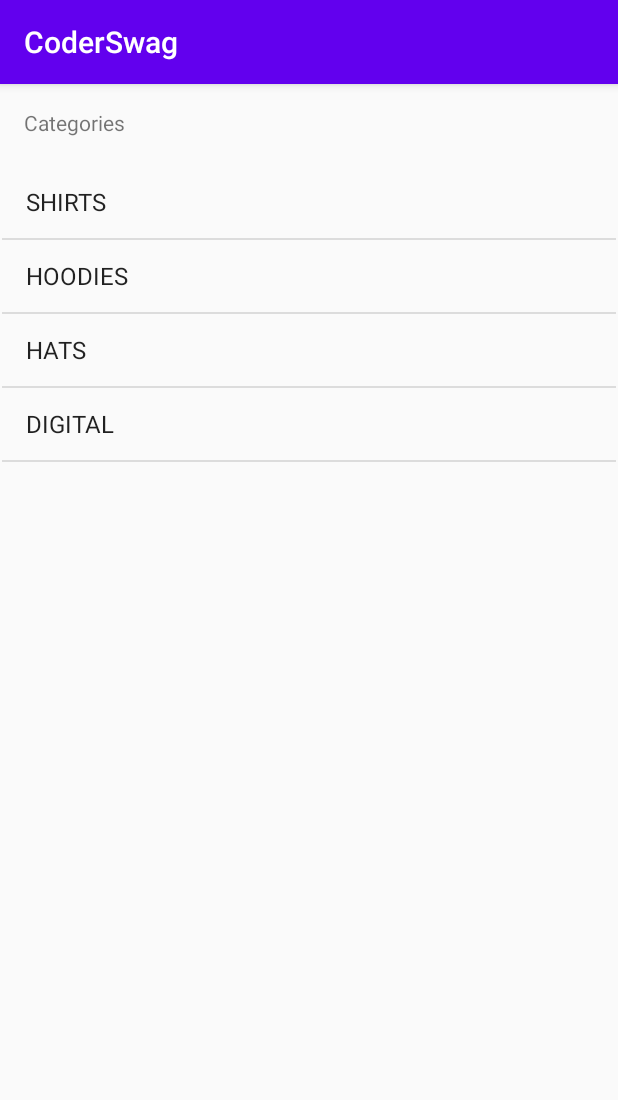
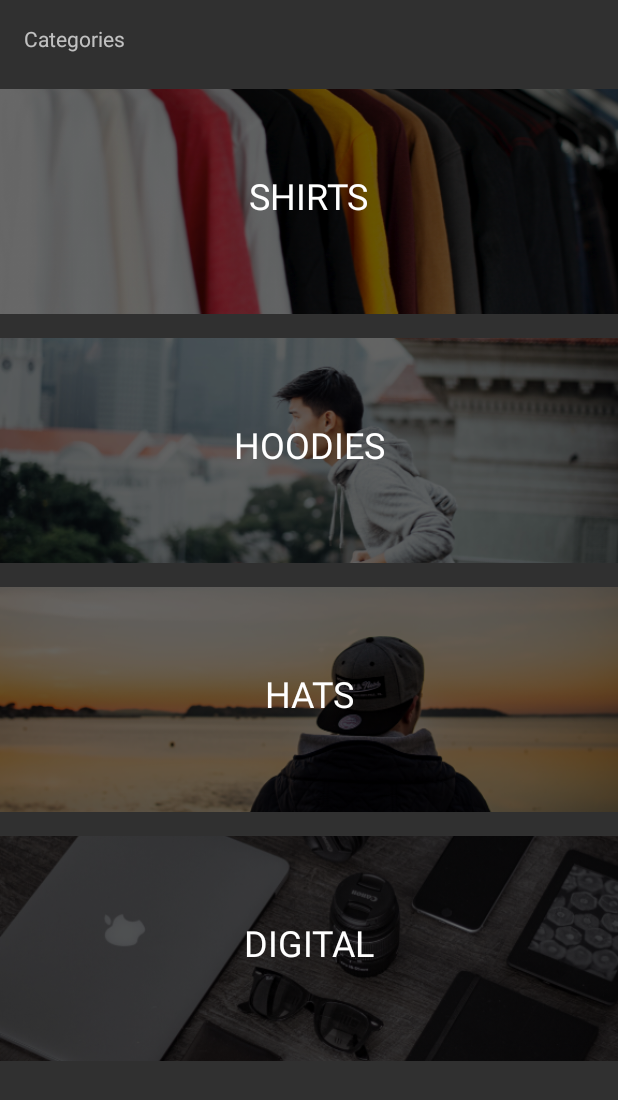
Before and after one commit to vrudik945/CoderSwag, an Android app: the screen it shows after launch (MainActivity), on a phone screen of 412 x 824 dp. Shown: the top 1100 px of the screen. Run offline under Robolectric (Android 15) with nearby library versions, the phone set to English and light mode, and no system bars.

Commit message:
Third lesson

```diff
--- /dev/null
+++ b/app/src/main/java/com/v_rudik/coderswag/Adapters/CategoryAdapter.kt
@@ -0,0 +1,51 @@
+package com.v_rudik.coderswag.Adapters
+
+import android.content.Context
+import android.view.LayoutInflater
+import android.view.View
+import android.view.ViewGroup
+import android.widget.BaseAdapter
+import android.widget.ImageView
+import android.widget.TextView
+import com.v_rudik.coderswag.Model.Category
+import com.v_rudik.coderswag.R
+
+class CategoryAdapter(context: Context, categories: List<Category>):  BaseAdapter() {
+
+    val context = context
+    val categories = categories
+
+    override fun getView(position: Int, convertView: View?, parent: ViewGroup?): View {
+
+        val categoryView: View
+
+        categoryView = LayoutInflater.from(context).inflate(R.layout.category_list_item, null)
+        val categoryImage: ImageView = categoryView.findViewById(R.id.categoryImage)
+        val categoryName: TextView = categoryView.findViewById(R.id.categoryName)
+
+        val categorie = categories[position]
+
+        val resourceId = context.resources.getIdentifier(categorie.image, "drawable",context.packageName)
+        categoryImage.setImageResource(resourceId)
+
+        categoryName.text = categorie.title
+
+
+        return categoryView
+    }
+
+    override fun getCount(): Int {
+        return categories.count()
+    }
+
+    override fun getItem(position: Int): Any {
+        return categories[position]
+    }
+
+    override fun getItemId(position: Int): Long {
+        return 0
+    }
+
+
+
+}
--- a/app/src/main/java/com/v_rudik/coderswag/Controller/MainActivity.kt
+++ b/app/src/main/java/com/v_rudik/coderswag/Controller/MainActivity.kt
@@ -2,23 +2,20 @@ package com.v_rudik.coderswag.Controller
 
 import androidx.appcompat.app.AppCompatActivity
 import android.os.Bundle
-import android.widget.ArrayAdapter
-import com.v_rudik.coderswag.Model.Category
+import com.v_rudik.coderswag.Adapters.CategoryAdapter
 import com.v_rudik.coderswag.R
 import com.v_rudik.coderswag.Services.DataService
 import kotlinx.android.synthetic.main.activity_main.*
 
 class MainActivity : AppCompatActivity() {
 
-    lateinit var adapter: ArrayAdapter<Category>
+    lateinit var adapter: CategoryAdapter
 
     override fun onCreate(savedInstanceState: Bundle?) {
         super.onCreate(savedInstanceState)
         setContentView(R.layout.activity_main)
 
-        adapter = ArrayAdapter(this,
-        android.R.layout.simple_list_item_1,
-        DataService.categories)
+        adapter = CategoryAdapter(this,DataService.categories)
 
         categoryListView.adapter = adapter
     }
--- a/app/src/main/res/layout/activity_main.xml
+++ b/app/src/main/res/layout/activity_main.xml
@@ -18,17 +18,13 @@
 
     <ListView
         android:id="@+id/categoryListView"
-        android:layout_width="409dp"
-        android:layout_height="694dp"
-        android:layout_marginStart="8dp"
-        android:layout_marginLeft="8dp"
-        android:layout_marginTop="8dp"
-        android:layout_marginEnd="8dp"
-        android:layout_marginRight="8dp"
-        android:layout_marginBottom="8dp"
+        android:layout_width="0dp"
+        android:layout_height="0dp"
+        android:layout_marginTop="16dp"
         app:layout_constraintBottom_toBottomOf="parent"
         app:layout_constraintEnd_toEndOf="parent"
         app:layout_constraintStart_toStartOf="parent"
-        app:layout_constraintTop_toBottomOf="@+id/textView" />
+        app:layout_constraintTop_toBottomOf="@+id/textView"
+        android:divider="@null"/>
 
 </androidx.constraintlayout.widget.ConstraintLayout>
--- a/app/src/main/res/layout/category_list_item.xml
+++ b/app/src/main/res/layout/category_list_item.xml
@@ -7,7 +7,7 @@
     android:layout_height="150dp">
 
     <ImageView
-        android:id="@+id/imageView"
+        android:id="@+id/categoryImage"
         android:layout_width="0dp"
         android:layout_height="150dp"
         android:layout_marginTop="8dp"
@@ -26,7 +26,7 @@
         android:text="TextView"
         android:textColor="@android:color/white"
         android:textSize="24sp"
-        app:layout_constraintBottom_toBottomOf="@+id/imageView"
+        app:layout_constraintBottom_toBottomOf="@+id/categoryImage"
         app:layout_constraintEnd_toEndOf="parent"
         app:layout_constraintStart_toStartOf="parent"
         app:layout_constraintTop_toTopOf="parent"
--- a/app/src/main/res/values/styles.xml
+++ b/app/src/main/res/values/styles.xml
@@ -1,6 +1,6 @@
 <resources>
     <!-- Base application theme. -->
-    <style name="AppTheme" parent="Theme.AppCompat.Light.DarkActionBar">
+    <style name="AppTheme" parent="Theme.AppCompat.NoActionBar">
         <!-- Customize your theme here. -->
         <item name="colorPrimary">@color/colorPrimary</item>
         <item name="colorPrimaryDark">@color/colorPrimaryDark</item>
```
Also changed, not shown: app/src/main/res/Mockup/Screenshot_1503509016.png (deleted), 1 other file.
